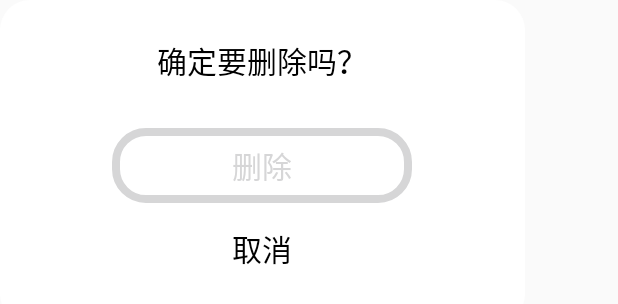
After one commit to potter-Zhang/Spacetime, an Android app: the layout widget_confirm_delete.xml on its own in the app's theme, with its tools: preview values and no code run, on a phone screen of 412 x 824 dp. The commit adds this screen. Shown: the top 304 px of the screen. Run offline under Robolectric (Android 15) with nearby library versions, the phone set to English and light mode, and no system bars.

Commit message:
删除时弹出确认对话框

```diff
--- a/app/src/main/java/edu/whu/spacetime/adapter/NoteBookListAdapter.java
+++ b/app/src/main/java/edu/whu/spacetime/adapter/NoteBookListAdapter.java
@@ -44,7 +44,11 @@ public class NoteBookListAdapter extends ArrayAdapter<NoteBook> {
         // 弹出菜单
         View btnMore = view.findViewById(R.id.btn_more);
         final XPopup.Builder builder = new XPopup.Builder(getContext()).watchView(btnMore);
-        NoteBookPopupMenu popup = new NoteBookPopupMenu(getContext(), this, noteBook);
+        NoteBookPopupMenu popup = new NoteBookPopupMenu(getContext());
+        popup.setDeleteListener(() -> {
+            notebookList.remove(noteBook);
+            notifyDataSetChanged();
+        });
         btnMore.setOnClickListener(v -> builder.asCustom(popup).show());
         return view;
     }
--- /dev/null
+++ b/app/src/main/res/drawable/shape_red_border.xml
@@ -0,0 +1,6 @@
+<?xml version="1.0" encoding="utf-8"?>
+<shape xmlns:android="http://schemas.android.com/apk/res/android">
+    <solid android:color="@color/transparent"/>
+    <stroke android:color="@color/xui_config_color_red" android:width="5dp"/>
+    <corners android:radius="20dp"/>
+</shape>
--- /dev/null
+++ b/app/src/main/res/layout/widget_confirm_delete.xml
@@ -0,0 +1,35 @@
+<?xml version="1.0" encoding="utf-8"?>
+<LinearLayout xmlns:android="http://schemas.android.com/apk/res/android"
+    android:layout_width="350dp"
+    android:layout_height="wrap_content"
+    android:background="@drawable/shape_popup_menu"
+    android:padding="25dp"
+    android:orientation="vertical"
+    android:gravity="center">
+    <TextView
+        android:layout_width="wrap_content"
+        android:layout_height="wrap_content"
+        android:text="@string/delete_warn"
+        android:layout_marginBottom="30dp"
+        android:textColor="@color/black"
+        android:textSize="20sp"/>
+    <TextView
+        android:id="@+id/btn_confirm_del"
+        android:layout_width="200dp"
+        android:layout_height="wrap_content"
+        android:padding="10dp"
+        android:textColor="@color/xui_config_color_red"
+        android:background="@drawable/shape_red_border"
+        android:text="@string/delete_confirm"
+        android:gravity="center"
+        android:layout_marginBottom="5dp"
+        android:textSize="20sp"/>
+    <TextView
+        android:id="@+id/btn_cancel_del"
+        android:layout_width="wrap_content"
+        android:layout_height="wrap_content"
+        android:padding="10dp"
+        android:textColor="@color/black"
+        android:text="@string/cancel"
+        android:textSize="20sp"/>
+</LinearLayout>
--- a/app/src/main/res/values/strings.xml
+++ b/app/src/main/res/values/strings.xml
@@ -9,4 +9,9 @@
     <!--弹出菜单选项-->
     <string name="rename">重命名</string>
     <string name="delete">删除</string>
+
+    <!--确认对话框-->
+    <string name="delete_warn">确定要删除吗？</string>
+    <string name="delete_confirm">删除</string>
+    <string name="cancel">取消</string>
 </resources>
```
Also changed, not shown: app/src/main/java/edu/whu/spacetime/widget/ConfirmDeleteDialog.java (added, +43 -0 lines), app/src/main/java/edu/whu/spacetime/widget/NoteBookPopupMenu.java (+27 -6 lines).
